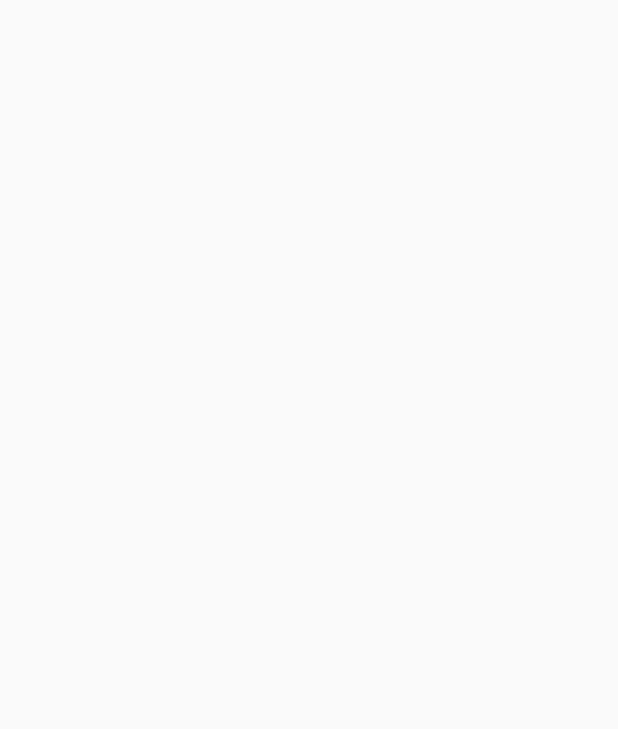
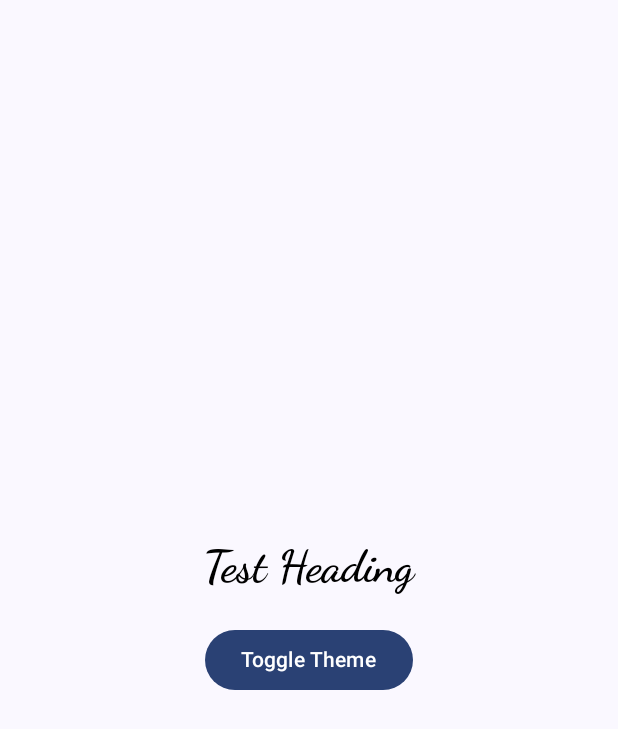
Before and after one commit to deepak252/AndroidJetpackCompose, an Android app built with Jetpack Compose: the screen it shows after launch (MainActivity), on a phone screen of 412 x 824 dp. Before the commit the part shown is empty. Shown: the top 729 px of the screen. Run offline under Robolectric (Android 15) with nearby library versions, the phone set to English and light mode, and no system bars.

Commit message:
Customizing theme

```diff
--- a/app/src/main/java/com/example/jetpackcomposeapp/MainActivity.kt
+++ b/app/src/main/java/com/example/jetpackcomposeapp/MainActivity.kt
@@ -3,20 +3,70 @@ package com.example.jetpackcomposeapp
 import android.os.Bundle
 import androidx.activity.ComponentActivity
 import androidx.activity.compose.setContent
+import androidx.compose.foundation.background
+import androidx.compose.foundation.layout.Arrangement
+import androidx.compose.foundation.layout.Column
+import androidx.compose.foundation.layout.Spacer
 import androidx.compose.foundation.layout.fillMaxSize
+import androidx.compose.foundation.layout.height
+import androidx.compose.material3.Button
 import androidx.compose.material3.MaterialTheme
 import androidx.compose.material3.Surface
 import androidx.compose.material3.Text
 import androidx.compose.runtime.Composable
+import androidx.compose.runtime.mutableStateOf
+import androidx.compose.runtime.remember
+import androidx.compose.runtime.saveable.rememberSaveable
+import androidx.compose.ui.Alignment
 import androidx.compose.ui.Modifier
+import androidx.compose.ui.platform.LocalConfiguration
+import androidx.compose.ui.platform.LocalContext
 import androidx.compose.ui.tooling.preview.Preview
+import androidx.compose.ui.unit.dp
 import com.example.jetpackcomposeapp.ui.theme.JetpackComposeAppTheme
 
 class MainActivity : ComponentActivity() {
     override fun onCreate(savedInstanceState: Bundle?) {
         super.onCreate(savedInstanceState)
         setContent {
-
+            App()
         }
     }
 }
+
+@Composable
+fun App(){
+//    LocalConfiguration.current.fontScale   // Access Global Theme
+//    LocalContext.current  // Access context
+//    LocalContext.current.applicationContext
+    val darkTheme = rememberSaveable{
+        mutableStateOf(false)
+    }
+    JetpackComposeAppTheme(
+        darkTheme = darkTheme.value
+    ) {
+        Column (
+            horizontalAlignment = Alignment.CenterHorizontally,
+            verticalArrangement = Arrangement.Center,
+            modifier = Modifier.fillMaxSize()
+                .background(MaterialTheme.colorScheme.background)
+        ){
+            Text(
+                "Test Heading",
+                style = MaterialTheme.typography.headlineLarge
+            )
+            Spacer(modifier = Modifier.height(20.dp))
+            Button(onClick = {
+                darkTheme.value = !darkTheme.value
+            }) {
+                Text("Toggle Theme")
+            }
+        }
+    }
+}
+
+@Preview(showSystemUi = true)
+@Composable
+fun PreviewApp(){
+    App()
+}
--- /dev/null
+++ b/app/src/main/java/com/example/jetpackcomposeapp/ui/theme/Shape.kt
@@ -0,0 +1,11 @@
+package com.example.jetpackcomposeapp.ui.theme
+
+import androidx.compose.foundation.shape.RoundedCornerShape
+import androidx.compose.material3.Shapes
+import androidx.compose.ui.unit.dp
+
+val Shapes = Shapes(
+    small = RoundedCornerShape(4.dp),
+    medium = RoundedCornerShape(4.dp),
+    large = RoundedCornerShape(0.dp),
+)
--- a/app/src/main/java/com/example/jetpackcomposeapp/ui/theme/Theme.kt
+++ b/app/src/main/java/com/example/jetpackcomposeapp/ui/theme/Theme.kt
@@ -10,6 +10,7 @@ import androidx.compose.material3.dynamicLightColorScheme
 import androidx.compose.material3.lightColorScheme
 import androidx.compose.runtime.Composable
 import androidx.compose.runtime.SideEffect
+import androidx.compose.ui.graphics.Color
 import androidx.compose.ui.graphics.toArgb
 import androidx.compose.ui.platform.LocalContext
 import androidx.compose.ui.platform.LocalView
@@ -18,13 +19,19 @@ import androidx.core.view.WindowCompat
 private val DarkColorScheme = darkColorScheme(
     primary = Purple80,
     secondary = PurpleGrey80,
-    tertiary = Pink80
+    tertiary = Pink80,
+
+    background = Color.Black,
+    surface = Color.Green
 )
 
 private val LightColorScheme = lightColorScheme(
     primary = Purple40,
     secondary = PurpleGrey40,
-    tertiary = Pink40
+    tertiary = Pink40,
+
+    background = Color.White,
+    surface = Color.Red,
 
     /* Other default colors to override
     background = Color(0xFFFFFBFE),
--- a/app/src/main/java/com/example/jetpackcomposeapp/ui/theme/Type.kt
+++ b/app/src/main/java/com/example/jetpackcomposeapp/ui/theme/Type.kt
@@ -14,7 +14,14 @@ val Typography = Typography(
         fontSize = 16.sp,
         lineHeight = 24.sp,
         letterSpacing = 0.5.sp
-    )
+    ),
+    headlineLarge = TextStyle(
+        fontFamily = FontFamily.Cursive,
+        fontWeight = FontWeight.Bold,
+        fontSize = 30.sp,
+    ),
+
+
     /* Other default text styles to override
     titleLarge = TextStyle(
         fontFamily = FontFamily.Default,
```
